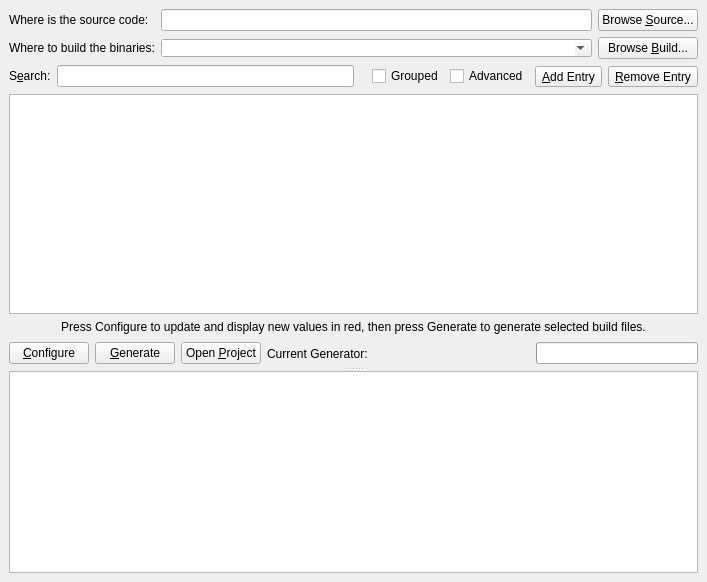
Before: the Qt Designer form Source/QtDialog/CMakeSetupDialog.ui in retrochristian5000/CMake, drawn with Qt 5.
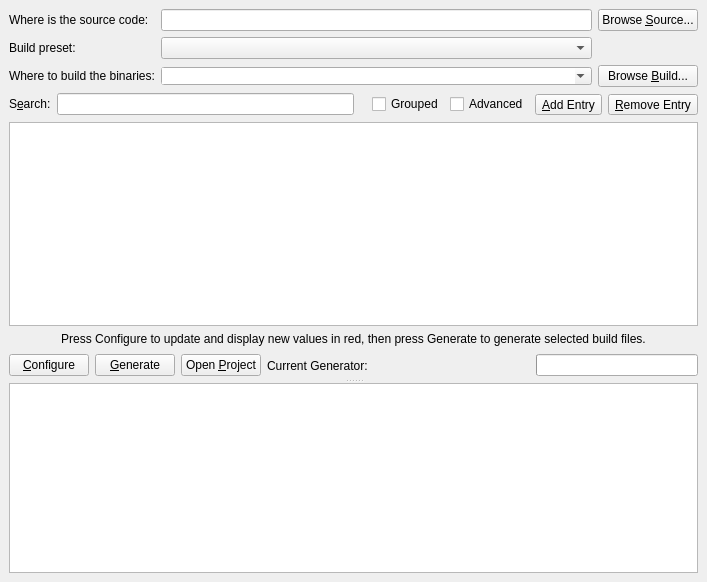
After: the same form once the commit is applied. Icons and pictures are not drawn. Custom widgets are drawn as their Qt base class.

Commit message: CMake: Add presets functionality

What changed in the file:
```diff
--- a/Source/QtDialog/CMakeSetupDialog.ui
+++ b/Source/QtDialog/CMakeSetupDialog.ui
@@ -45,11 +45,21 @@
      <item row="1" column="0">
       <widget class="QLabel" name="label_2">
        <property name="text">
-        <string>Where to build the binaries:</string>
+        <string>Build preset:</string>
        </property>
       </widget>
      </item>
      <item row="1" column="1">
+      <widget class="QCMakePresetComboBox" name="BuildPreset"/>
+     </item>
+     <item row="2" column="0">
+      <widget class="QLabel" name="BinaryLabel">
+       <property name="text">
+        <string>Where to build the binaries:</string>
+       </property>
+      </widget>
+     </item>
+     <item row="2" column="1">
       <widget class="QComboBox" name="BinaryDirectory">
        <property name="sizePolicy">
         <sizepolicy hsizetype="Ignored" vsizetype="Fixed">
@@ -65,7 +75,7 @@
        </property>
       </widget>
      </item>
-     <item row="1" column="2">
+     <item row="2" column="2">
       <widget class="QPushButton" name="BrowseBinaryDirectoryButton">
        <property name="text">
         <string>Browse &amp;Build...</string>
@@ -241,13 +251,13 @@
            </property>
           </widget>
          </item>
-          <item>
-            <widget class="QPushButton" name="OpenProjectButton">
-              <property name="text">
-                <string>Open &amp;Project</string>
-              </property>
-            </widget>
-          </item>
+         <item>
+          <widget class="QPushButton" name="OpenProjectButton">
+           <property name="text">
+            <string>Open &amp;Project</string>
+           </property>
+          </widget>
+         </item>
          <item>
           <widget class="QLabel" name="Generator">
            <property name="text">
@@ -315,6 +325,11 @@
    <extends>QTreeView</extends>
    <header>QCMakeCacheView.h</header>
   </customwidget>
+  <customwidget>
+   <class>QCMakePresetComboBox</class>
+   <extends>QComboBox</extends>
+   <header>QCMakePresetComboBox.h</header>
+  </customwidget>
  </customwidgets>
  <resources>
   <include location="CMakeSetup.qrc"/>
```
Left out of the diff: 59 changed lines with no effect on the pictures. The commit also changes 246 other files.
